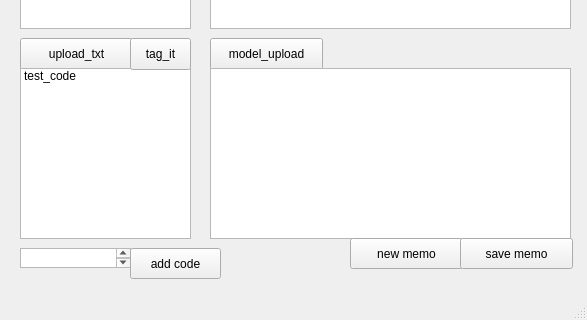
Qt form widgets/main_screen.ui (KentG-PhD/QualFlow) before a commit; both pictures show x 0 to 587 and y 261 to 581 of the 587 by 581 pixel window.
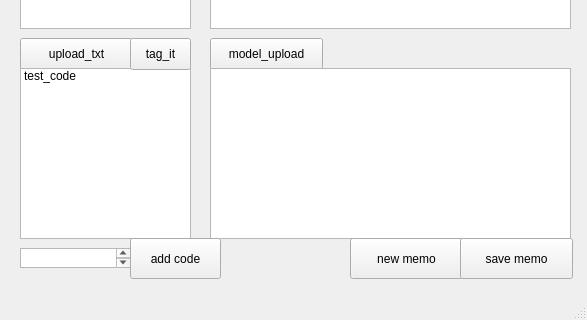
The same form after that commit.

Commit message:
got some formatting happening
tagit_button changes text and background of selection using style sheets;

```diff
--- a/widgets/main_screen.ui
+++ b/widgets/main_screen.ui
@@ -109,9 +109,9 @@
     <property name="geometry">
      <rect>
       <x>130</x>
-      <y>490</y>
+      <y>480</y>
       <width>91</width>
-      <height>31</height>
+      <height>41</height>
      </rect>
     </property>
     <property name="text">
@@ -137,7 +137,7 @@
       <x>350</x>
       <y>480</y>
       <width>113</width>
-      <height>31</height>
+      <height>41</height>
      </rect>
     </property>
     <property name="text">
@@ -150,7 +150,7 @@
       <x>460</x>
       <y>480</y>
       <width>113</width>
-      <height>31</height>
+      <height>41</height>
      </rect>
     </property>
     <property name="text">
```
Left out of the diff: 4 changed lines with no effect on the pictures. The commit also changes 2 other files.
